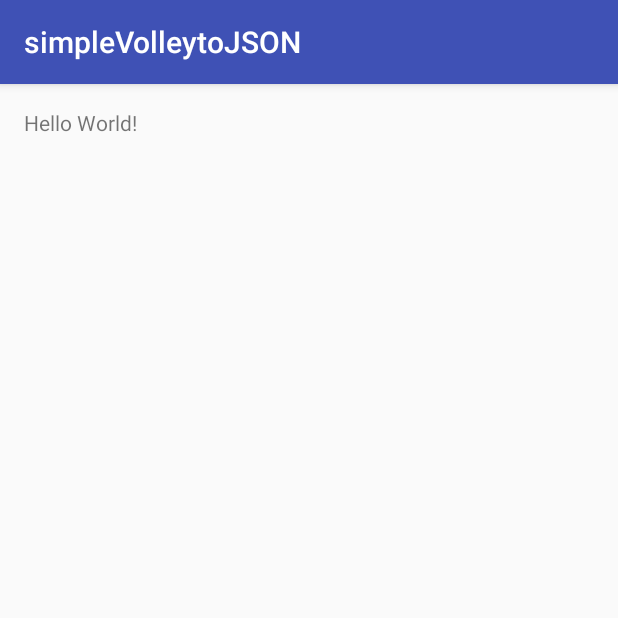
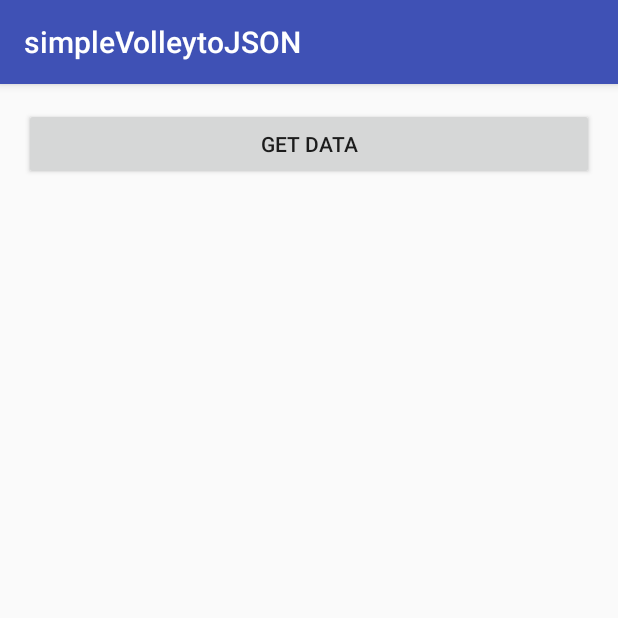
Before and after one commit to lasnwts/simpleVolleytoJSON, an Android app: the screen it shows after launch (MainActivity), on a phone screen of 412 x 824 dp, the top half of it. Run offline under Robolectric (Android 15) with nearby library versions, the phone set to English and light mode, and no system bars.

```diff
--- a/app/build.gradle
+++ b/app/build.gradle
@@ -25,5 +25,6 @@ dependencies {
         exclude group: 'com.android.support', module: 'support-annotations'
     })
     compile 'com.android.support:appcompat-v7:25.0.0'
+    compile 'com.mcxiaoke.volley:library-aar:1.0.0'
     testCompile 'junit:junit:4.12'
 }
--- a/app/src/main/AndroidManifest.xml
+++ b/app/src/main/AndroidManifest.xml
@@ -1,6 +1,8 @@
 <?xml version="1.0" encoding="utf-8"?>
 <manifest xmlns:android="http://schemas.android.com/apk/res/android"
     package="ru.nwts.simplevolleytojson" >
+
+    <uses-permission android:name="android.permission.INTERNET"/>
 
     <application
         android:allowBackup="true"
--- a/app/src/main/java/ru/nwts/simplevolleytojson/MainActivity.java
+++ b/app/src/main/java/ru/nwts/simplevolleytojson/MainActivity.java
@@ -3,8 +3,13 @@ package ru.nwts.simplevolleytojson;
 import android.support.v7.app.AppCompatActivity;
 import android.os.Bundle;
 import android.util.Log;
+import android.view.View;
+import android.widget.Button;
+import android.widget.ListView;
 
-public class MainActivity extends AppCompatActivity {
+import static android.icu.lang.UCharacter.GraphemeClusterBreak.V;
+
+public class MainActivity extends AppCompatActivity implements View.OnClickListener{
 
     /**
      * https://www.simplifiedcoding.net/android-volley-tutorial-to-get-json-from-server/
@@ -13,6 +18,11 @@ public class MainActivity extends AppCompatActivity {
      */
 
     private final String TAG = "MyLogs";
+    public static final String JSON_URL = "http://simplifiedcoding.16mb.com/UserRegistration/json.php";
+
+    private Button buttonGet;
+
+    private ListView listView;
 
     @Override
     protected void onCreate(Bundle savedInstanceState) {
@@ -28,4 +38,9 @@ public class MainActivity extends AppCompatActivity {
     public void test(){
       int i = 1;
     }
+
+    @Override
+    public void onClick(View view) {
+
+    }
 }
--- a/app/src/main/res/layout/activity_main.xml
+++ b/app/src/main/res/layout/activity_main.xml
@@ -1,18 +1,22 @@
-<?xml version="1.0" encoding="utf-8"?>
-<RelativeLayout
-    xmlns:android="http://schemas.android.com/apk/res/android"
-    xmlns:tools="http://schemas.android.com/tools"
-    android:id="@+id/activity_main"
-    android:layout_width="match_parent"
-    android:layout_height="match_parent"
-    android:paddingLeft="@dimen/activity_horizontal_margin"
+<LinearLayout xmlns:android="http://schemas.android.com/apk/res/android"
+    xmlns:tools="http://schemas.android.com/tools" android:layout_width="match_parent"
+    android:orientation="vertical"
+    android:layout_height="match_parent" android:paddingLeft="@dimen/activity_horizontal_margin"
     android:paddingRight="@dimen/activity_horizontal_margin"
     android:paddingTop="@dimen/activity_vertical_margin"
-    android:paddingBottom="@dimen/activity_vertical_margin"
-    tools:context="ru.nwts.simplevolleytojson.MainActivity">
+    android:paddingBottom="@dimen/activity_vertical_margin" tools:context=".MainActivity">
 
-    <TextView
-        android:layout_width="wrap_content"
+
+    <Button
+        android:layout_width="match_parent"
         android:layout_height="wrap_content"
-        android:text="Hello World!" />
-</RelativeLayout>
+        android:text="Get Data"
+        android:id="@+id/buttonGet" />
+
+    <ListView
+        android:layout_width="match_parent"
+        android:layout_height="wrap_content"
+        android:id="@+id/listView" />
+
+
+</LinearLayout>
--- a/settings.gradle
+++ b/settings.gradle
@@ -1 +1 @@
-include ':app'
+include ':app', ':volley'
```
Also changed, not shown: app/src/main/java/ru/nwts/simplevolleytojson/CustomList.java (added, +46 -0 lines), app/src/main/java/ru/nwts/simplevolleytojson/ParseJSON.java (added, +49 -0 lines), app/src/main/res/layout/list_view_layout.xml (added, +22 -0 lines).
